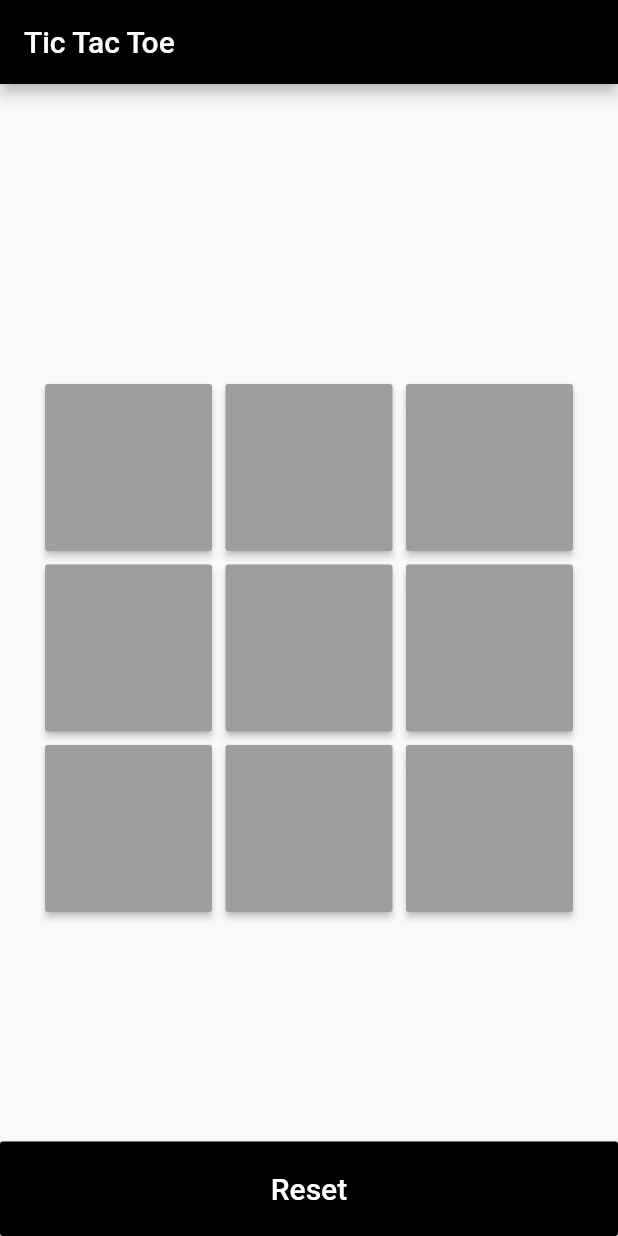
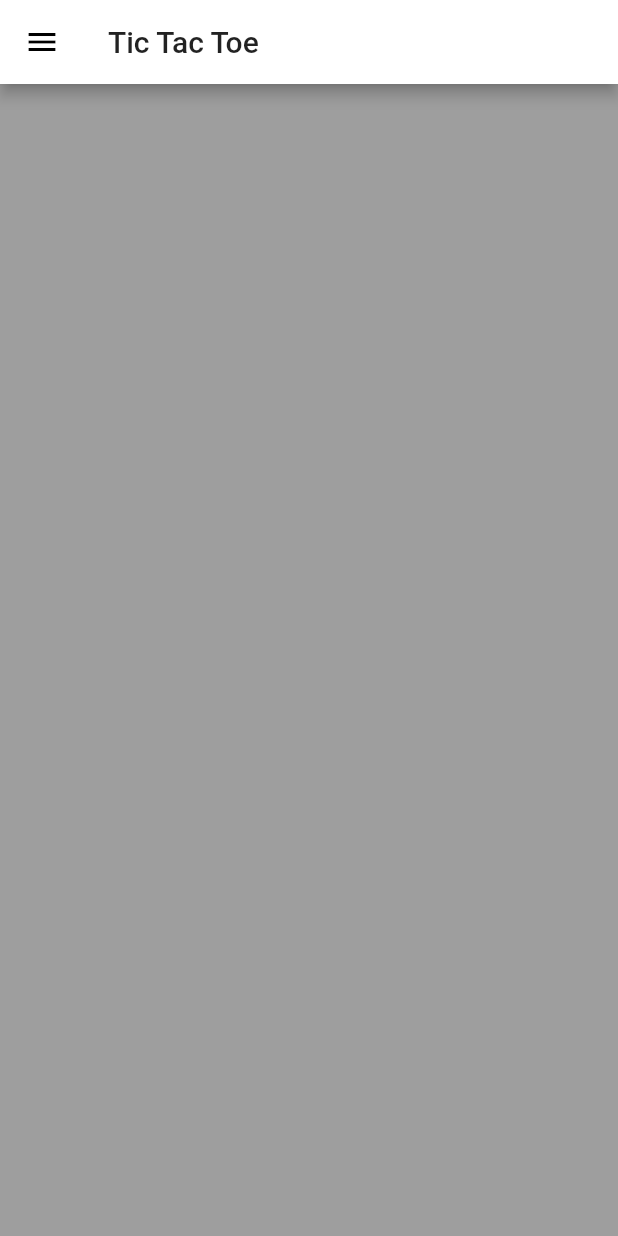
Before and after one commit to chirag10k/TicTacToe, a Flutter app: the screen it shows after launch, on a phone screen of 412 x 824 dp. Run offline on Flutter 3.47's test engine with Material 2 defaults, Android fonts, the phone set to English and light mode, and no system bars.

Commit message:
Add existing file

```diff
--- a/lib/game_button.dart
+++ b/lib/game_button.dart
@@ -6,6 +6,6 @@ class GameButton{
   Color bg;
   bool enabled;
 
-  GameButton({this.id, this.text="", this.bg = Colors.grey, this.enabled = true});
+  GameButton({this.id, this.text="", this.bg = Colors.green, this.enabled = true});
 
 }
--- a/lib/home_page.dart
+++ b/lib/home_page.dart
@@ -1,9 +1,5 @@
-import 'dart:math';
-
 import 'package:flutter/material.dart';
-import 'package:tictactoe/custom_dialog.dart';
-import 'package:tictactoe/game_button.dart';
-import 'dart:ui';
+import 'package:tictactoe/game_page.dart';
 
 class HomePage extends StatefulWidget {
   @override
@@ -12,215 +8,29 @@ class HomePage extends StatefulWidget {
 
 class _HomePageState extends State<HomePage> {
 
-  var player1;
-  var player2;
-  var activePlayer;
-
-  List <GameButton> buttonsList;
-
-  @override
-  void initState() {
-    super.initState();
-    buttonsList = doInit();
-  }
-
-  List<GameButton> doInit(){
-
-    player1 = new List();
-    player2 = new List();
-    activePlayer = 1;
-
-    var gameButtons = <GameButton>[
-      new GameButton(id:1),
-      new GameButton(id:2),
-      new GameButton(id:3),
-      new GameButton(id:4),
-      new GameButton(id:5),
-      new GameButton(id:6),
-      new GameButton(id:7),
-      new GameButton(id:8),
-      new GameButton(id:9),
-    ];
-    return gameButtons;
-
-  }
-
-  void playGame(GameButton gb){
-    setState(() {
-      if(activePlayer == 1){
-        gb.text = "X";
-        gb.bg = Colors.orangeAccent;
-        activePlayer = 2;
-        player1.add(gb.id);
-      }
-      else{
-        gb.text = "O";
-        gb.bg = Colors.black;
-        activePlayer = 1;
-        player2.add(gb.id);
-      }
-      gb.enabled = false;
-      int winner = checkWinner();
-
-      if(winner == -1){
-        if(buttonsList.every((p)=>p.text !="")){
-          showDialog(
-            context: context,
-            builder: (_)=> new CustomDialog("Game Tied","Press the reset button to start again", resetGame));
-        }
-        else{
-          activePlayer ==2 ?autoPlay():null;
-        }
-      }
-    });
-  }
-
-  void autoPlay(){
-    var emptyCells = new List();
-    var list = new List.generate(9, (i)=>i+1);
-    for(var cellID in list){
-      if(!(player1.contains(cellID)||player2.contains(cellID))){
-        emptyCells.add(cellID);
-      }
-    }
-
-    var r = new Random();
-    var randIndex = r.nextInt(emptyCells.length-1);
-    var cellID = emptyCells[randIndex];
-    int i = buttonsList.indexWhere((p)=>p.id ==cellID);
-    playGame(buttonsList[i]);
-
-  }
-
-  int checkWinner(){
-    var winner = -1;
-    //row1
-    if(player1.contains(1)&&player1.contains(2)&&player1.contains(3)){
-      winner = 1;
-    }
-    if(player2.contains(1)&&player2.contains(2)&&player2.contains(3)){
-      winner = 2;
-    }
-    //row2
-    if(player1.contains(4)&&player1.contains(5)&&player1.contains(6)){
-      winner = 1;
-    }
-    if(player2.contains(4)&&player2.contains(5)&&player2.contains(6)){
-      winner = 2;
-    }
-    //row3
-    if(player1.contains(7)&&player1.contains(8)&&player1.contains(9)){
-      winner = 1;
-    }
-    if(player2.contains(7)&&player2.contains(8)&&player2.contains(9)){
-      winner = 2;
-    }
-    //col1
-    if(player1.contains(1)&&player1.contains(4)&&player1.contains(7)){
-      winner = 1;
-    }
-    if(player2.contains(1)&&player2.contains(4)&&player2.contains(7)){
-      winner = 2;
-    }
-    //col2
-    if(player1.contains(2)&&player1.contains(5)&&player1.contains(8)){
-      winner = 1;
-    }
-    if(player2.contains(2)&&player2.contains(5)&&player2.contains(8)){
-      winner = 2;
-    }
-    //col3
-    if(player1.contains(3)&&player1.contains(6)&&player1.contains(9)){
-      winner = 1;
-    }
-    if(player2.contains(3)&&player2.contains(6)&&player2.contains(9)){
-      winner = 2;
-    }
-    //diag1
-    if(player1.contains(1)&&player1.contains(5)&&player1.contains(9)){
-      winner = 1;
-    }
-    if(player2.contains(1)&&player2.contains(5)&&player2.contains(9)){
-      winner = 2;
-    }
-    //diag2
-    if(player1.contains(3)&&player1.contains(5)&&player1.contains(7)){
-      winner = 1;
-    }if(player2.contains(3)&&player2.contains(5)&&player2.contains(7)){
-      winner = 2;
-    }
-
-    if(winner != -1){
-      if(winner == 1){
-        showDialog(
-          context: context,
-          builder: (_)=> new CustomDialog("Player 1 Won!","Press the reset button to start again", resetGame));
-      }
-      else{
-        showDialog(
-            context: context,
-            builder: (_)=> new CustomDialog("Player 2 Won!","Press the reset button to start again", resetGame));
-      }
-    }
-    return winner;
-  }
-
-  void resetGame(){
-    if(Navigator.canPop(context))Navigator.pop(context);
-    setState(() {
-      buttonsList = doInit();
-    });
-  }
-
   @override
   Widget build(BuildContext context) {
     return new Scaffold(
       appBar: new AppBar(
         title: new Text("Tic Tac Toe"),
       ),
-      body: new Column(
-        mainAxisAlignment: MainAxisAlignment.start,
-        crossAxisAlignment: CrossAxisAlignment.stretch,
-        children: <Widget>[
-          new Expanded(
-            child: new GridView.builder(
-              padding: const EdgeInsets.only(top: 200.0,left: 30.0,right: 30.0),
-              gridDelegate: SliverGridDelegateWithFixedCrossAxisCount(
-                crossAxisCount: 3,
-                childAspectRatio: 1.0,
-                crossAxisSpacing: 9.0,
-                mainAxisSpacing: 9.0,
-              ),
-              itemCount: buttonsList.length,
-              itemBuilder: (context, i)=> new SizedBox(
-                width: 100,
-                height: 100,
-                child: new RaisedButton(
-                  onPressed: buttonsList[i].enabled?()=>playGame(buttonsList[i]):null,
-                  padding: const EdgeInsets.all(8.0),
-                  child: new Text(
-                    buttonsList[i].text,
-                    style: new TextStyle(
-                      color: Colors.white,
-                      fontSize: 20.0,
-                    ),
-                  ),
-                  color: buttonsList[i].bg,
-                  disabledColor: buttonsList[i].bg,
-                ),
-              ),
-            ),
-          ),
-          new RaisedButton(
-            child: new Text(
-              "Reset",
-              style: new TextStyle(color: Colors.white, fontSize: 20.0),
-            ),
-            color: Colors.black,
-            padding: const EdgeInsets.all(20.0),
-            onPressed: resetGame,
-          )
-        ],
+      backgroundColor: Colors.grey,
+      drawer: new Drawer(
+        child: new ListView(
+          padding: const EdgeInsets.only(top: 150.0),
+          children: <Widget>[
+            new ListTile(
+              title: new Text("Tic-Tac-Toe"),
+              trailing: new Icon(Icons.games),
+              onTap:() {
+                Navigator.of(context).pop();
+                Navigator.of(context).push(new MaterialPageRoute(
+                  builder: (BuildContext context) =>
+                      new GamePage("Tic-Tac-Toe")));
+              }
+            )
+          ],
+        ),
       ),
     );
   }
--- a/lib/main.dart
+++ b/lib/main.dart
@@ -8,7 +8,7 @@ class MyApp extends StatelessWidget {
   Widget build(BuildContext context) {
     return MaterialApp(
       theme: new ThemeData(
-        primaryColor: Colors.black,
+        primaryColor: Colors.white,
       ),
       home: new HomePage(),
     );
```
